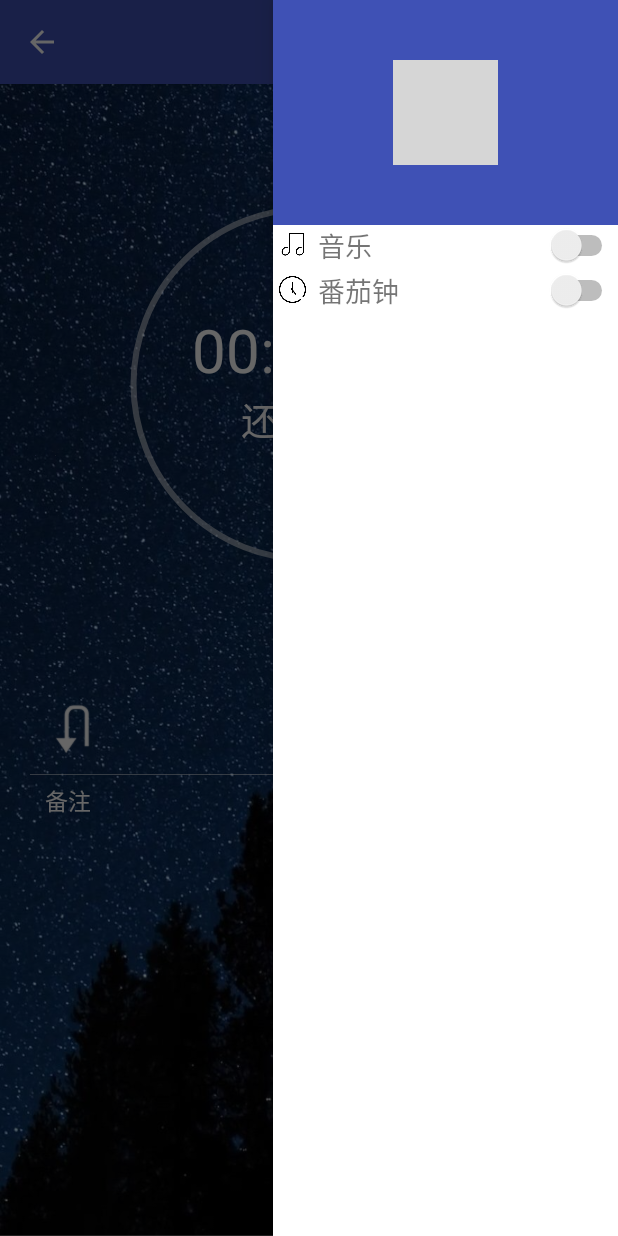
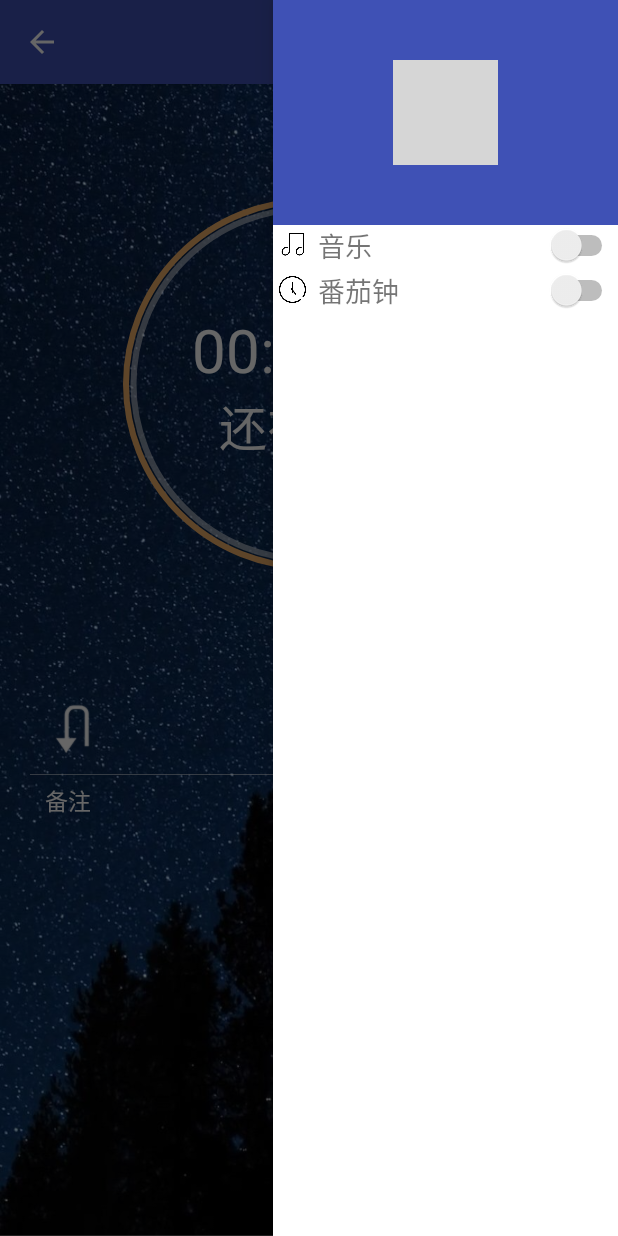
Before and after one commit to Nosolution/EL-Suffering-Group, an Android app: the TaskTimingActivity screen opened directly, with no data from a screen before it, with the side drawer open, on a phone screen of 412 x 824 dp. Run offline under Robolectric (Android 15) with nearby library versions, the phone set to English and light mode, and no system bars; our stand-ins replace CircleImageView; libraries missing offline, so code that uses them is left out: com.tencent.tauth; 2 statements that could not run were skipped; grey boxes are pictures that could not be loaded.

Commit message:
给FinishActivity传值已经准备好了，可以使用了

```diff
--- a/EL_project/app/src/main/java/com/example/el_project/TaskTimingActivity.java
+++ b/EL_project/app/src/main/java/com/example/el_project/TaskTimingActivity.java
@@ -18,10 +18,8 @@ import android.content.Context;
 import android.content.DialogInterface;
 import android.content.Intent;
 import android.content.IntentFilter;
-import android.graphics.drawable.AnimationDrawable;
+import android.graphics.Color;
 import android.os.CountDownTimer;
-import android.os.Handler;
-import android.os.Message;
 import android.support.v4.app.NotificationCompat;
 import android.support.v4.view.GravityCompat;
 import android.support.v4.widget.DrawerLayout;
@@ -36,13 +34,10 @@ import android.view.View;
 import android.widget.AdapterView;
 import android.widget.CompoundButton;
 import android.widget.ImageButton;
-import android.widget.ImageView;
 import android.widget.LinearLayout;
-import android.widget.RelativeLayout;
 import android.widget.Spinner;
 import android.widget.Switch;
 import android.widget.TextView;
-import android.widget.Toast;
 
 import com.tencent.tauth.Tencent;
 
@@ -57,6 +52,7 @@ public class TaskTimingActivity extends AppCompatActivity implements CompoundBut
 	private Switch switchMusicStatus;
 
 	private CountTimer timer;
+	private CountTimer totalTimer;                    //总计耗时
 	private Activity thisActivity = this;
 	private boolean havingTaskOngoing = false;     //是否有任务正在进行中
 	private boolean taskStatuePaused = false;        //任务暂停或进行中Flag
@@ -66,8 +62,9 @@ public class TaskTimingActivity extends AppCompatActivity implements CompoundBut
 	private ImageButton btnPause;                       //暂停
 
 	private TextView taskTimeCount;                //显示任务已经过时间
-	private int taskMillisGone;                       //任务已过时间
-	private TextView tomatoClockCountDownTime;              //显示番茄钟倒计时
+	private int taskSecGone;                       //任务已过时间
+	private int taskTotalSecUsed;                    //任务共用时间
+//	private TextView tomatoClockCountDownTime;              //显示番茄钟倒计时
 //	private ImageView ivTomatoClockAnim;
 	private TextView textClockOn;
 	private TextView timeLeft;
@@ -100,7 +97,7 @@ public class TaskTimingActivity extends AppCompatActivity implements CompoundBut
 
 	private Tencent mTencent;
 	//TODO:计时装置设置示例 1 cz
-	private CircleProgress circleProgress,circleProgress2;
+	private CircleProgress tomatoClockProgress,circleProgress2;
 
 	@Override
 	protected void onCreate(Bundle savedInstanceState) {
@@ -111,11 +108,11 @@ public class TaskTimingActivity extends AppCompatActivity implements CompoundBut
 		circleProgress2.setmTotalProgress(100);
 		circleProgress2.setProgress(100);
 		//TODO:示例 2 cz
-		circleProgress=(CircleProgress)findViewById(R.id.cp1);
-		circleProgress.setmTotalProgress(300);
+		tomatoClockProgress =(CircleProgress)findViewById(R.id.cp1);
+		tomatoClockProgress.setmTotalProgress(GeneralSetting.getTomatoClockTime(this) * 60);
+		tomatoClockProgress.setProgress(GeneralSetting.getTomatoClockTime(this) * 60);
 
 		mTencent = Tencent.createInstance("1106810223", getApplicationContext());
-
 
 
 		//初始化Toolbar
@@ -134,26 +131,16 @@ public class TaskTimingActivity extends AppCompatActivity implements CompoundBut
 		switchMusicStatus = findViewById(R.id.switch_if_music_on);
 		spinnerChooseTime = findViewById(R.id.spinner_choose_time);
 		textClockOn = findViewById(R.id.text_clock_on);
-		timeLeft = findViewById(R.id.text2);
+		timeLeft = findViewById(R.id.time_left_to_finish);
 		remarkText = findViewById(R.id.edit_remark);
 
 		//初始化计时主要界面的内容
 		taskTimeCount = findViewById(R.id.time_action);
-		tomatoClockCountDownTime = findViewById(R.id.tomato_text);
+//		tomatoClockCountDownTime = findViewById(R.id.tomato_text);
 		btnTaskFinished = findViewById(R.id.finish_button);
 		btnThrowTask = findViewById(R.id.give_up_button);
 		btnPause = findViewById(R.id.pause_button);
 
-
-//		//计时动画
-//		RelativeLayout rl = findViewById(R.id.time_act);
-//		AnimationDrawable ad = (AnimationDrawable)rl.getBackground();
-//		ad.start();
-
-//		//番茄钟动画
-//		ivTomatoClockAnim = findViewById(R.id.tomato_act);
-//		AnimationDrawable ad2 = (AnimationDrawable)ivTomatoClockAnim.getBackground();
-//		ad2.start();
 
 		//设置设置界面相关监听器
 		switchClockStatus.setChecked(GeneralSetting.getTomatoClockEnable(this));
@@ -186,21 +173,6 @@ public class TaskTimingActivity extends AppCompatActivity implements CompoundBut
 			spinnerChooseTime.setVisibility(View.VISIBLE);
 		}
 		spinnerChooseTime.setSelection(Math.max((GeneralSetting.getTomatoClockTime(this)/10 - 2), 0));
-
-//		//计时动画
-//		RelativeLayout rl=(RelativeLayout) findViewById(R.id.time_act);
-//		AnimationDrawable ad=(AnimationDrawable)rl.getBackground();
-//		ad.start();
-
-//		//番茄钟动画
-//		ivTomatoClockAnim=(ImageView)findViewById(R.id.tomato_act);
-//		AnimationDrawable add=(AnimationDrawable)ivTomatoClockAnim.getBackground();
-//		add.start();
-
-		if(actionBar!=null){
-			actionBar.setDisplayHomeAsUpEnabled(true);  //显示导航按钮
-//			actionBar.setHomeAsUpIndicator(R.drawable.category_white_31);  //设置导航按钮图标
-		}
 
 
 		//取得开始任务时传来的任务详细信息
@@ -246,6 +218,14 @@ public class TaskTimingActivity extends AppCompatActivity implements CompoundBut
 		else {
 			timer.start();
 		}
+
+		totalTimer = new CountTimer(1000) {
+			@Override
+			public void onTick(long millisGoneThrough) {
+				taskTotalSecUsed = (int)(millisGoneThrough / 1000);
+			}
+		};
+		totalTimer.start();
 
 		//设置有任务正在进行的Flag，可能会有用
 		havingTaskOngoing = true;
@@ -347,6 +327,7 @@ public class TaskTimingActivity extends AppCompatActivity implements CompoundBut
 				havingTaskOngoing = false;
 				saveFinishStatue = SaveStatue.FINISH;
 				breakCount--;
+				finish();
 				break;
 
 			case R.id.give_up_button:
@@ -377,6 +358,11 @@ public class TaskTimingActivity extends AppCompatActivity implements CompoundBut
 			timer = null;
 		}
 
+		if(totalTimer != null){
+			totalTimer.cancel();
+			totalTimer = null;
+		}
+
 		//释放音乐控制器
 		if(musicController != null) {
 			musicController.release();
@@ -402,6 +388,8 @@ public class TaskTimingActivity extends AppCompatActivity implements CompoundBut
 		Calendar calendar = new GregorianCalendar();
 		SimpleDateFormat format = new SimpleDateFormat("yyMMdd", Locale.getDefault());
 		MyDatabaseOperation.getTotalSomeDayTimeUsed(this, Integer.parseInt(format.format(calendar.getTime())));
+		format = new SimpleDateFormat("yyw", Locale.getDefault());
+		MyDatabaseOperation.getWeekPerDayTimeUsed(this, Integer.parseInt(format.format(calendar.getTime())));
 		Log.d("TEST", "onDestroy: " + Integer.parseInt(format.format(calendar.getTime())));
 
 		super.onDestroy();
@@ -434,27 +422,30 @@ public class TaskTimingActivity extends AppCompatActivity implements CompoundBut
 
 	@Override
 	public void onBackPressed() {
-		final AlertDialog.Builder onBackAskQuitDialog =
-				new AlertDialog.Builder(this);
-		onBackAskQuitDialog.setTitle("放弃任务");
-		onBackAskQuitDialog.setMessage("是否放弃当前任务退出");
-		onBackAskQuitDialog.setPositiveButton("放弃任务", new DialogInterface.OnClickListener() {
+		final AlertDialog onBackAskQuitDialog =
+				new AlertDialog.Builder(this)
+						.setTitle("放弃任务")
+						.setMessage("是否放弃当前任务退出")
+						.setPositiveButton("放弃任务", new DialogInterface.OnClickListener() {
 			@Override
 			public void onClick(DialogInterface dialog, int which) {
 				//TODO:放弃完成任务
-				//    changeTask();
+				//changeTask();
 				musicController.stop();
 				showDropActivity();
 				havingTaskOngoing = false;
 			}
-		});
-		onBackAskQuitDialog.setNegativeButton("继续任务", new DialogInterface.OnClickListener() {
+		})
+			.setNegativeButton("继续任务", new DialogInterface.OnClickListener() {
 			@Override
 			public void onClick(DialogInterface dialog, int which) {
 
 			}
-		});
+		})
+				.create();
 		onBackAskQuitDialog.show();
+		onBackAskQuitDialog.getButton(AlertDialog.BUTTON_POSITIVE).setTextColor(Color.GRAY);
+		onBackAskQuitDialog.getButton(AlertDialog.BUTTON_NEGATIVE).setTextColor(Color.GRAY);
 	}
 
 
@@ -472,12 +463,6 @@ public class TaskTimingActivity extends AppCompatActivity implements CompoundBut
 		MyDatabaseOperation.deleteTask(this, taskId);
 	}
 
-	//显示完成界面
-	private void showFinishingActivity(){
-		Log.d("TEST", "showFinishingActivity: ");
-		Intent intent = new Intent(this, FinishActivity.class);
-		startActivity(intent);
-	}
 
 	//修改任务，主要是修改预计完成时间
 	private void changeTask(long dueTimeToFinish){
@@ -496,6 +481,7 @@ public class TaskTimingActivity extends AppCompatActivity implements CompoundBut
 
 		taskStatuePaused = true;
 		btnPause.setBackgroundResource(R.drawable.doing);
+		tomatoClockProgress.setmTotalProgress(GeneralSetting.getTomatoBreakTime(this) * 60);
 
 
 		//若开启番茄钟，开始番茄钟任务进行时间计时
@@ -516,6 +502,7 @@ public class TaskTimingActivity extends AppCompatActivity implements CompoundBut
 
 		taskStatuePaused = false;
 		btnPause.setBackgroundResource(R.drawable.stop);
+		tomatoClockProgress.setmTotalProgress(GeneralSetting.getTomatoClockTime(this) * 60);
 
 		//若开启番茄钟，开始番茄钟任务休息时间计时
 		if(tomatoClockBreakCountDown != null){
@@ -525,6 +512,18 @@ public class TaskTimingActivity extends AppCompatActivity implements CompoundBut
 		if (GeneralSetting.getTomatoClockEnable(this) && GeneralSetting.getTomatoClockEnable(this)) {
 			initStartTomatoClock();
 		}
+	}
+
+	//显示完成界面
+	private void showFinishingActivity(){
+		Log.d("TEST", "showFinishingActivity: ");
+		Intent intent = new Intent(this, FinishActivity.class);
+
+		intent.putExtra("task_total_time_used", taskTotalSecUsed);
+		intent.putExtra("task_time_used", taskSecGone);
+		intent.putExtra("break_count", breakCount);
+
+		startActivity(intent);
 	}
 
 	//显示暂停时活动
@@ -538,7 +537,7 @@ public class TaskTimingActivity extends AppCompatActivity implements CompoundBut
 			@Override
 			public void onTick(long millisGoneThrough) {
 				taskTimeCount.setText(millis2HourMinSecString(millisGoneThrough));
-				taskMillisGone = (int) (millisGoneThrough/1000);
+				taskSecGone = (int) (millisGoneThrough/1000);
 				timeLeft.setText(millis2HourMinSecString(Math.max((taskMillisRequired - millisGoneThrough + 60000), 0), 2));
 			}
 		};
@@ -549,15 +548,17 @@ public class TaskTimingActivity extends AppCompatActivity implements CompoundBut
 		if (tomatoClockCountDown != null){
 			tomatoClockCountDown.cancel();
 		}
+		tomatoClockProgress.setmTotalProgress(GeneralSetting.getTomatoClockTime(this) * 60);
 		tomatoClockCountDown = new CountDownTimer(GeneralSetting.getTomatoClockTime(this) * 60000, 1000) {
 			@Override
 			public void onTick(long millisUntilFinished) {
-				tomatoClockCountDownTime.setText("据下次休息还有" + millis2HourMinSecString(millisUntilFinished));
+//				tomatoClockCountDownTime.setText("据下次休息还有" + millis2HourMinSecString(millisUntilFinished));
+				tomatoClockProgress.setProgress((int)(millisUntilFinished / 1000));
 			}
 
 			@Override
 			public void onFinish() {
-				tomatoClockCountDownTime.setText("番茄钟计时到，按下暂停键休息一会吧");
+//				tomatoClockCountDownTime.setText("番茄钟计时到，按下暂停键休息一会吧");
 				sendNotification("番茄钟计时到", "工作很久了，休息一下吧");
 			}
 		};
@@ -568,15 +569,17 @@ public class TaskTimingActivity extends AppCompatActivity implements CompoundBut
 		if (tomatoClockBreakCountDown != null){
 			tomatoClockBreakCountDown.cancel();
 		}
+		tomatoClockProgress.setmTotalProgress(GeneralSetting.getTomatoBreakTime(this));
 		tomatoClockBreakCountDown = new CountDownTimer(GeneralSetting.getTomatoBreakTime(this) * 60000, 1000) {
 			@Override
 			public void onTick(long millisUntilFinished) {
-				tomatoClockCountDownTime.setText("据休息结束还有" + millis2HourMinSecString(millisUntilFinished));
+//				tomatoClockCountDownTime.setText("据休息结束还有" + millis2HourMinSecString(millisUntilFinished));
+				tomatoClockProgress.setProgress((int)(millisUntilFinished / 1000));
 			}
 
 			@Override
 			public void onFinish() {
-				tomatoClockCountDownTime.setText("番茄钟计时到，按下恢复键继续工作学习吧");
+//				tomatoClockCountDownTime.setText("番茄钟计时到，按下恢复键继续工作学习吧");
 				sendNotification("番茄钟计时到", "休息有一会了，可以工作了吧");
 			}
 		};
@@ -618,16 +621,19 @@ public class TaskTimingActivity extends AppCompatActivity implements CompoundBut
 
 	private void refreshTomatoClockVisible(){
 		if(GeneralSetting.getTomatoClockEnable(this)){
-			tomatoClockCountDownTime.setVisibility(View.VISIBLE);
-//			ivTomatoClockAnim.setVisibility(View.VISIBLE);
+			if(!taskStatuePaused){
+				tomatoClockProgress.setmTotalProgress(GeneralSetting.getTomatoClockTime(this) * 60);
+			}else {
+				tomatoClockProgress.setmTotalProgress(GeneralSetting.getTomatoBreakTime(this) * 60);
+			}
 		}else {
-			tomatoClockCountDownTime.setVisibility(View.GONE);
-//			ivTomatoClockAnim.setVisibility(View.GONE);
+			tomatoClockProgress.setmTotalProgress(100);
+			tomatoClockProgress.setProgress(100);
 		}
 	}
 
 	private void saveTaskFinishToDB(int statue){
-		MyDatabaseOperation.editFinishTaskWhenFinishing(this, startTime,taskMillisGone, statue, breakCount);
+		MyDatabaseOperation.editFinishTaskWhenFinishing(this, startTime, taskSecGone, statue, breakCount);
 		Log.d("TEST", "saveTaskFinishToDB: Saved");
 	}
 
--- a/EL_project/app/src/main/res/layout/activity_task_timing.xml
+++ b/EL_project/app/src/main/res/layout/activity_task_timing.xml
@@ -71,51 +71,35 @@
 				android:layout_height="wrap_content"
 				android:layout_below="@id/time_action"
 				android:layout_centerHorizontal="true">
+
 				<TextView
 					android:id="@+id/text1"
 					android:layout_width="wrap_content"
 					android:layout_height="wrap_content"
 					android:text="@string/time31"
 					android:textColor="@color/white"
-					android:textSize="25dp"/>
+					android:textSize="32sp" />
 
 				<TextView
-					android:id="@+id/text2"
+					android:id="@+id/time_left_to_finish"
 					android:layout_width="wrap_content"
 					android:layout_height="wrap_content"
+					android:layout_toRightOf="@id/text1"
 					android:text="@string/time32"
-					android:textSize="15dp"
 					android:textColor="@color/white"
-					android:layout_toRightOf="@id/text1" />
+					android:textSize="18sp" />
 
 				<TextView
 					android:id="@+id/text3"
 					android:layout_width="wrap_content"
 					android:layout_height="wrap_content"
+					android:layout_below="@id/time_left_to_finish"
+					android:layout_toRightOf="@id/text1"
 					android:text="@string/time33"
 					android:textColor="@color/white"
-					android:textSize="10dp"
-					android:layout_below="@id/text2"
-					android:layout_toRightOf="@id/text1"/>
+					android:textSize="14sp" />
 			</RelativeLayout>
 
-			<TextView
-				android:id="@+id/tomato_text"
-				android:layout_width="wrap_content"
-				android:layout_height="wrap_content"
-				android:text="@string/tomato3"
-				android:layout_marginTop="20dp"
-				android:layout_below="@id/left"
-				android:layout_marginLeft="95dp"
-				android:textColor="@color/white"/>
-
-			<ImageView
-				android:id="@+id/tomato_act"
-				android:layout_width="50dp"
-				android:layout_height="50dp"
-				android:background="@drawable/doing_task"
-				android:layout_below="@id/left"
-				android:layout_toRightOf="@id/tomato_text"/>
 		</RelativeLayout>
 <!--三个按钮-->
 		<RelativeLayout
```
Also changed, not shown: EL_project/app/src/main/java/com/example/el_project/FinishActivity.java (+23 -5 lines), EL_project/app/src/main/java/com/example/el_project/FinishTaskDataBaseHelper.java (deleted, +0 -39 lines), EL_project/app/src/main/java/com/example/el_project/MyDatabaseOperation.java (+29 -1 lines).
